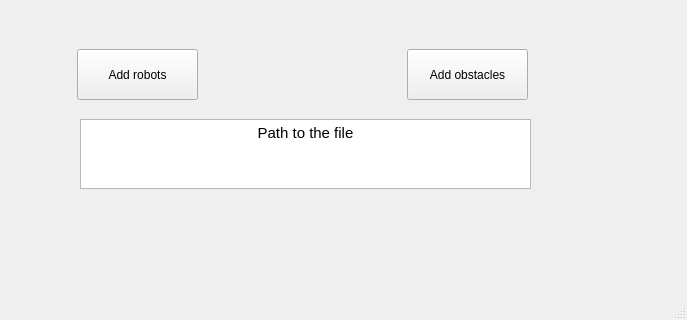
Qt form ICP_PROJECT_2024/mainwindow.ui (ToxicToxon/ICP-PROJECT-2024) before a commit; both pictures show x 113 to 800 and y 280 to 600 of the 800 by 600 pixel window.
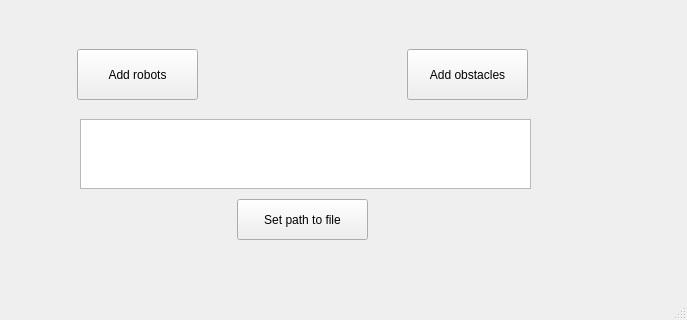
The same form after that commit.

Commit message:
Feat: Custom file path
File path can now be defined at the start of the program, specifying which file to read from and write to.

```diff
--- a/ICP_PROJECT_2024/mainwindow.ui
+++ b/ICP_PROJECT_2024/mainwindow.ui
@@ -95,8 +95,21 @@
 hr { height: 1px; border-width: 0; }
 li.unchecked::marker { content: &quot;\2610&quot;; }
 li.checked::marker { content: &quot;\2612&quot;; }
-&lt;/style&gt;&lt;/head&gt;&lt;body style=&quot; font-family:'Segoe UI'; font-size:9pt; font-weight:400; font-style:normal;&quot;&gt;
-&lt;p align=&quot;center&quot; style=&quot; margin-top:0px; margin-bottom:0px; margin-left:0px; margin-right:0px; -qt-block-indent:0; text-indent:0px;&quot;&gt;&lt;span style=&quot; font-family:'Cantarell'; font-size:11pt;&quot;&gt;Path to the file&lt;/span&gt;&lt;/p&gt;&lt;/body&gt;&lt;/html&gt;</string>
+&lt;/style&gt;&lt;/head&gt;&lt;body style=&quot; font-family:'.AppleSystemUIFont'; font-size:13pt; font-weight:400; font-style:normal;&quot;&gt;
+&lt;p align=&quot;center&quot; style=&quot;-qt-paragraph-type:empty; margin-top:0px; margin-bottom:0px; margin-left:0px; margin-right:0px; -qt-block-indent:0; text-indent:0px;&quot;&gt;&lt;br /&gt;&lt;/p&gt;&lt;/body&gt;&lt;/html&gt;</string>
+    </property>
+   </widget>
+   <widget class="QPushButton" name="set_path_Button">
+    <property name="geometry">
+     <rect>
+      <x>350</x>
+      <y>460</y>
+      <width>131</width>
+      <height>41</height>
+     </rect>
+    </property>
+    <property name="text">
+     <string>Set path to file</string>
     </property>
    </widget>
   </widget>
```
Left out of the diff: 8 changed lines with no effect on the pictures. The commit also changes 8 other files.
